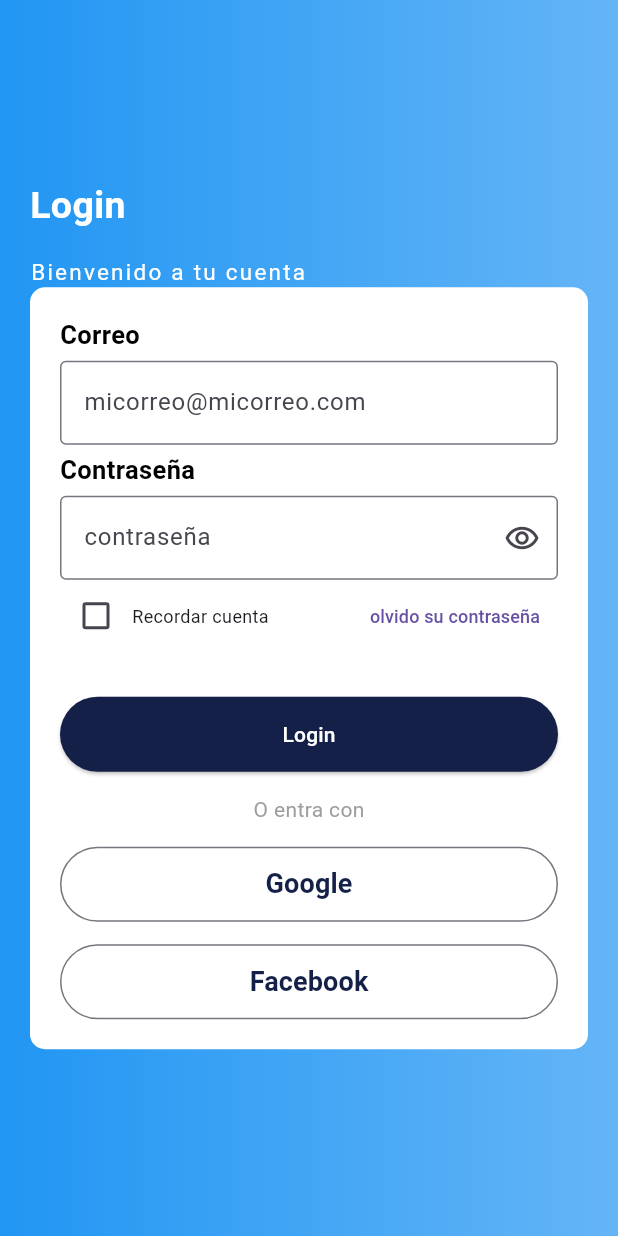
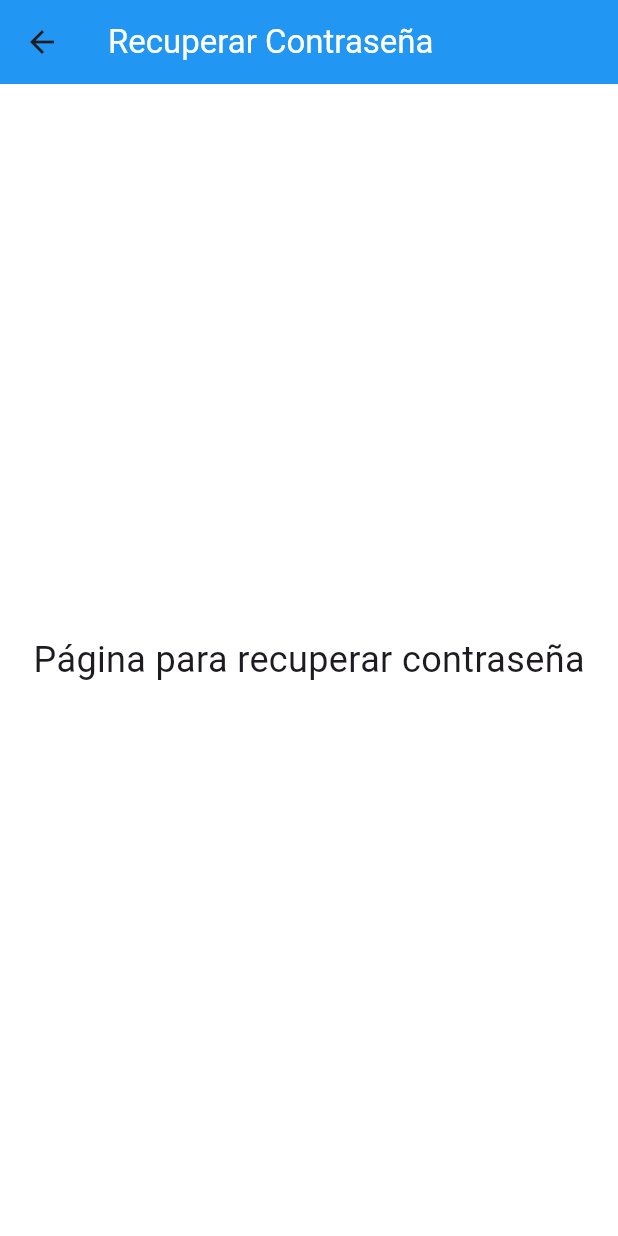
Before and after one commit to JuanitaRubi/contadorflutter, a Flutter app: the screen it shows after launch, after a tap on "olvido su contraseña", on a phone screen of 412 x 824 dp. Run offline on Flutter 3.47's test engine with Material 3 defaults, Android fonts, the phone set to English and light mode, and no system bars.

Commit message:
recuperarcontraseña

```diff
--- a/lib/pages/login_page.dart
+++ b/lib/pages/login_page.dart
@@ -1,3 +1,4 @@
+import 'package:countertest/pages/reset_page.dart';
 import 'package:flutter/material.dart';
 
 class LoginPage extends StatefulWidget {
@@ -70,7 +71,9 @@ class _ContenidoState extends State<Contenido> {
           ),
           Datos(),
           //Remember(),
-          SizedBox(height:5),
+          SizedBox(height:40),
+          PrivacyPolicy(),
+
 
         ],
       ),
@@ -154,6 +157,14 @@ class Remember extends StatefulWidget {
 
 class _RememberState extends State<Remember> {
   bool checked =false;
+
+    void handlePasswordForgotten() {
+    Navigator.push(
+      context,
+      MaterialPageRoute(builder: (context) => const PasswordRecoveryPage()),
+    );
+  }
+
   @override
   Widget build(BuildContext context) {
     return Row(
@@ -170,7 +181,7 @@ class _RememberState extends State<Remember> {
 
       const Spacer(),
       TextButton(
-        onPressed: ()=>{},
+        onPressed: handlePasswordForgotten,
         child: const Text('olvido su contraseña', style: TextStyle(fontSize: 12,),),
       ),
       ],
@@ -250,4 +261,23 @@ class _BotonesState extends State<Botones> {
   }
 }
 
+class PrivacyPolicy extends StatelessWidget {
+  const PrivacyPolicy({Key? key}) : super(key: key);
+
+  @override
+  Widget build(BuildContext context) {
+    return const Text(
+      'Política de Privacidad',
+      style: TextStyle(
+        color: Colors.white,
+        fontSize: 12,
+
+       ),
+    );
+  }
+}
+
+
+
+
 //se termina haciendo el privacy Policy
--- /dev/null
+++ b/lib/pages/reset_page.dart
@@ -0,0 +1,33 @@
+import 'package:flutter/material.dart';
+
+class PasswordRecoveryPage extends StatelessWidget {
+  const PasswordRecoveryPage({Key? key}) : super(key: key);
+
+  @override
+  Widget build(BuildContext context) {
+    return Scaffold(
+      appBar: AppBar(
+        backgroundColor: Colors.blue,
+        elevation: 0,
+        title: const Text(
+          'Recuperar Contraseña',
+          style: TextStyle(color: Colors.white),
+        ),
+      ),
+      body: Container(
+        color: Colors.white,
+        child: const Center(
+          child: Column(
+            mainAxisAlignment: MainAxisAlignment.center,
+            children: [
+              Text(
+                'Página para recuperar contraseña',
+                style: TextStyle(fontSize: 24),
+              ),
+            ],
+          ),
+        ),
+      ),
+    );
+  }
+}
```
